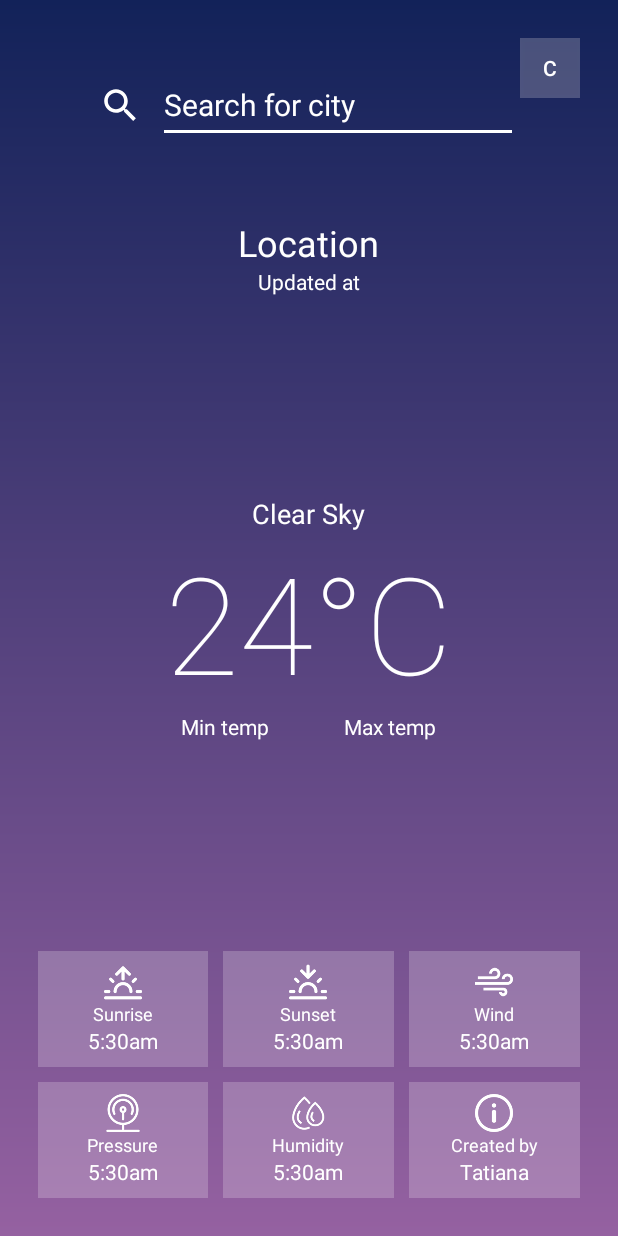
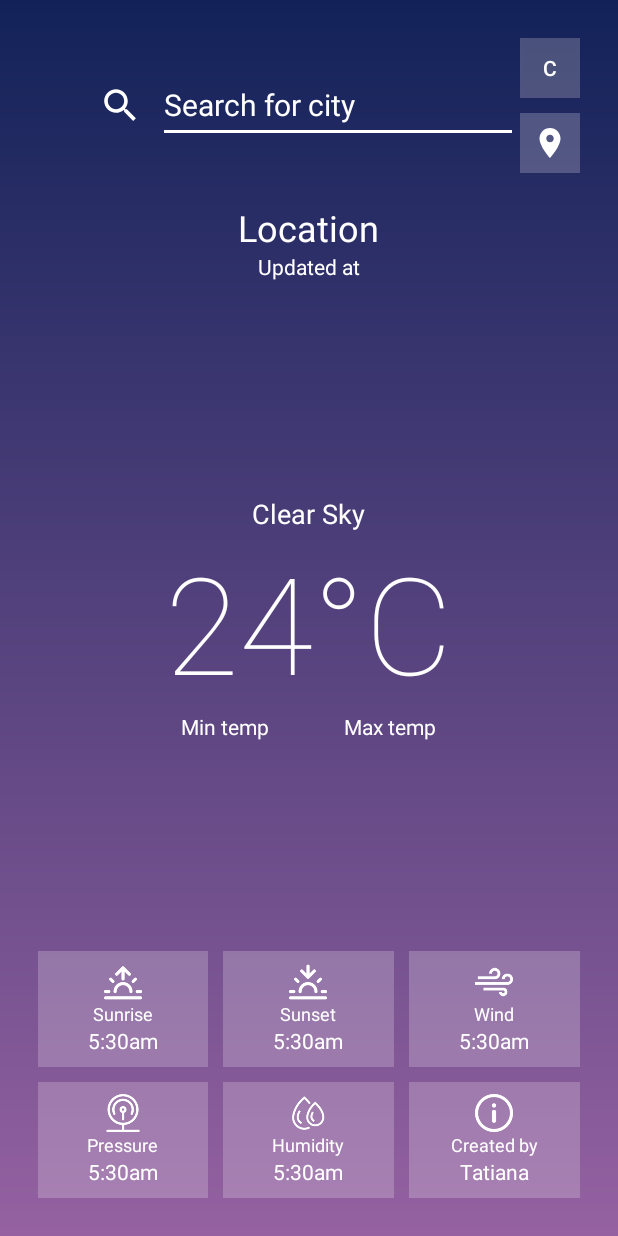
Before and after one commit to tanikala999/WeatherApp, an Android app: the layout activity_main.xml on its own in the app's theme, with its tools: preview values and no code run, on a phone screen of 412 x 824 dp. Run offline under Robolectric (Android 15) with nearby library versions, the phone set to English and light mode, and no system bars.

Commit message:
Added a button to bring the user to a current location weather

```diff
--- a/app/src/main/java/com/example/weatherapp/MainActivity.kt
+++ b/app/src/main/java/com/example/weatherapp/MainActivity.kt
@@ -75,6 +75,12 @@ class MainActivity : AppCompatActivity() {
                 unitsButton.text = "°C"
                 weatherTask().execute()
             }
+        }
+
+        val currentLocationButton = findViewById<ImageButton>(R.id.current_location_button)
+        currentLocationButton.setOnClickListener {
+            isLocationPermissionGranted()
+            weatherTask().execute()
         }
 
         val locationSearch: EditText = findViewById(R.id.location_search)
--- a/app/src/main/res/layout/activity_main.xml
+++ b/app/src/main/res/layout/activity_main.xml
@@ -17,9 +17,9 @@
 
         <RelativeLayout
             android:id="@+id/main_container"
-        android:visibility="visible"
             android:layout_width="match_parent"
-        android:layout_height="match_parent">
+            android:layout_height="match_parent"
+            android:visibility="visible">
 
             <LinearLayout
                 android:id="@+id/address_container"
@@ -32,15 +32,24 @@
                     android:id="@+id/units_button"
                     android:layout_width="40dp"
                     android:layout_height="40dp"
-                android:text="C"
                     android:layout_gravity="end"
-                android:background="#3CF1EBF1"/>
+                    android:background="#3CF1EBF1"
+                    android:text="C" />
+
+                <ImageButton
+                    android:id="@+id/current_location_button"
+                    android:layout_width="40dp"
+                    android:layout_height="40dp"
+                    android:layout_gravity="end"
+                    android:layout_marginTop="10dp"
+                    android:background="#3CF1EBF1"
+                    android:src="@drawable/ic_location" />
 
                 <TextView
                     android:id="@+id/address"
                     android:layout_width="wrap_content"
                     android:layout_height="wrap_content"
-                android:layout_marginTop="80dp"
+                    android:layout_marginTop="20dp"
                     android:text="Location"
                     android:textSize="24sp" />
 
@@ -54,305 +63,288 @@
 
             <LinearLayout
                 android:id="@+id/overview_container"
-            android:orientation="vertical"
+                android:layout_width="match_parent"
+                android:layout_height="wrap_content"
                 android:layout_centerInParent="true"
-            android:layout_width="match_parent"
-            android:layout_height="wrap_content">
+                android:orientation="vertical">
 
                 <TextView
                     android:id="@+id/status"
-                android:textSize="18sp"
+                    android:layout_width="wrap_content"
+                    android:layout_height="wrap_content"
                     android:layout_gravity="center"
                     android:text="Clear Sky"
-                android:layout_width="wrap_content"
-                android:layout_height="wrap_content">
-            </TextView>
+                    android:textSize="18sp" />
 
                 <TextView
                     android:id="@+id/temp"
-                android:textSize="90sp"
+                    android:layout_width="wrap_content"
+                    android:layout_height="wrap_content"
+                    android:layout_gravity="center"
                     android:fontFamily="sans-serif-thin"
-                android:layout_gravity="center"
                     android:text="24&#176;C"
-                android:layout_width="wrap_content"
-                android:layout_height="wrap_content">
-            </TextView>
+                    android:textSize="90sp" />
 
                 <LinearLayout
-                android:orientation="horizontal"
+                    android:layout_width="match_parent"
+                    android:layout_height="wrap_content"
                     android:gravity="center"
-                android:layout_width="match_parent"
-                android:layout_height="wrap_content">
+                    android:orientation="horizontal">
 
                     <TextView
                         android:id="@+id/temp_min"
-                    android:text="Min temp"
                         android:layout_width="wrap_content"
-                    android:layout_height="wrap_content">
-                </TextView>
+                        android:layout_height="wrap_content"
+                        android:text="Min temp"/>
 
                     <Space
                         android:layout_width="50dp"
-                    android:layout_height="wrap_content"></Space>
+                        android:layout_height="wrap_content"/>
 
                     <TextView
                         android:id="@+id/temp_max"
-                    android:text="Max temp"
                         android:layout_width="wrap_content"
-                    android:layout_height="wrap_content">
-                </TextView>
+                        android:layout_height="wrap_content"
+                        android:text="Max temp"/>
                 </LinearLayout>
             </LinearLayout>
 
             <LinearLayout
                 android:id="@+id/details_container"
-            android:orientation="vertical"
+                android:layout_width="match_parent"
+                android:layout_height="wrap_content"
                 android:layout_alignParentBottom="true"
-            android:layout_width="match_parent"
-            android:layout_height="wrap_content">
+                android:orientation="vertical">
 
                 <LinearLayout
+                    android:layout_width="match_parent"
+                    android:layout_height="wrap_content"
                     android:orientation="horizontal"
-                android:weightSum="3"
-                android:layout_width="match_parent"
-                android:layout_height="wrap_content">
+                    android:weightSum="3">
 
                     <LinearLayout
+                        android:layout_width="0dp"
+                        android:layout_height="wrap_content"
+                        android:layout_weight="1"
+                        android:background="#3CF1EBF1"
+                        android:gravity="center"
                         android:orientation="vertical"
-                    android:layout_weight="1"
-                    android:gravity="center"
-                    android:padding="8dp"
-                    android:background="#3CF1EBF1"
-                    android:layout_width="0dp"
-                    android:layout_height="wrap_content">
+                        android:padding="8dp">
 
                         <ImageView
                             android:layout_width="25dp"
                             android:layout_height="25dp"
                             android:src="@drawable/sunrise"
-                        app:tint="#FFF">
-                    </ImageView>
+                            app:tint="#FFF"/>
 
                         <Space
                             android:layout_width="5dp"
-                        android:layout_height="wrap_content"></Space>
+                            android:layout_height="wrap_content"/>
 
                         <TextView
-                        android:textSize="12sp"
+                            android:layout_width="wrap_content"
+                            android:layout_height="wrap_content"
                             android:text="Sunrise"
-                        android:layout_width="wrap_content"
-                        android:layout_height="wrap_content">
-                    </TextView>
+                            android:textSize="12sp"/>
 
                         <TextView
                             android:id="@+id/sunrise"
-                        android:textSize="14sp"
+                            android:layout_width="wrap_content"
+                            android:layout_height="wrap_content"
                             android:text="5:30am"
-                        android:layout_width="wrap_content"
-                        android:layout_height="wrap_content">
-                    </TextView>
+                            android:textSize="14sp"/>
                     </LinearLayout>
+
                     <Space
                         android:layout_width="10dp"
-                    android:layout_height="wrap_content"></Space>
+                        android:layout_height="wrap_content"/>
 
                     <LinearLayout
+                        android:layout_width="0dp"
+                        android:layout_height="wrap_content"
+                        android:layout_weight="1"
+                        android:background="#3CF1EBF1"
+                        android:gravity="center"
                         android:orientation="vertical"
-                    android:layout_weight="1"
-                    android:gravity="center"
-                    android:padding="8dp"
-                    android:background="#3CF1EBF1"
-                    android:layout_width="0dp"
-                    android:layout_height="wrap_content">
+                        android:padding="8dp">
 
                         <ImageView
                             android:layout_width="25dp"
                             android:layout_height="25dp"
                             android:src="@drawable/sunset"
-                        app:tint="#FFF">
-                    </ImageView>
+                            app:tint="#FFF"/>
 
                         <Space
                             android:layout_width="5dp"
-                        android:layout_height="wrap_content"></Space>
+                            android:layout_height="wrap_content"/>
 
                         <TextView
-                        android:textSize="12sp"
+                            android:layout_width="wrap_content"
+                            android:layout_height="wrap_content"
                             android:text="Sunset"
-                        android:layout_width="wrap_content"
-                        android:layout_height="wrap_content">
-                    </TextView>
+                            android:textSize="12sp"/>
 
                         <TextView
                             android:id="@+id/sunset"
-                        android:textSize="14sp"
+                            android:layout_width="wrap_content"
+                            android:layout_height="wrap_content"
                             android:text="5:30am"
-                        android:layout_width="wrap_content"
-                        android:layout_height="wrap_content">
-                    </TextView>
+                            android:textSize="14sp"/>
                     </LinearLayout>
+
                     <Space
                         android:layout_width="10dp"
-                    android:layout_height="wrap_content"></Space>
+                        android:layout_height="wrap_content"/>
 
                     <LinearLayout
+                        android:layout_width="0dp"
+                        android:layout_height="wrap_content"
+                        android:layout_weight="1"
+                        android:background="#3CF1EBF1"
+                        android:gravity="center"
                         android:orientation="vertical"
-                    android:layout_weight="1"
-                    android:gravity="center"
-                    android:padding="8dp"
-                    android:background="#3CF1EBF1"
-                    android:layout_width="0dp"
-                    android:layout_height="wrap_content">
+                        android:padding="8dp">
 
                         <ImageView
                             android:layout_width="25dp"
                             android:layout_height="25dp"
                             android:src="@drawable/wind"
-                        app:tint="#FFF">
-                    </ImageView>
+                            app:tint="#FFF"/>
 
                         <Space
                             android:layout_width="5dp"
-                        android:layout_height="wrap_content"></Space>
+                            android:layout_height="wrap_content"/>
 
                         <TextView
-                        android:textSize="12sp"
+                            android:layout_width="wrap_content"
+                            android:layout_height="wrap_content"
                             android:text="Wind"
-                        android:layout_width="wrap_content"
-                        android:layout_height="wrap_content">
-                    </TextView>
+                            android:textSize="12sp"/>
 
                         <TextView
                             android:id="@+id/wind"
-                        android:textSize="14sp"
+                            android:layout_width="wrap_content"
+                            android:layout_height="wrap_content"
                             android:text="5:30am"
-                        android:layout_width="wrap_content"
-                        android:layout_height="wrap_content">
-                    </TextView>
+                            android:textSize="14sp"/>
                     </LinearLayout>
                 </LinearLayout>
+
                 <Space
                     android:layout_width="wrap_content"
-                android:layout_height="10dp"></Space>
+                    android:layout_height="10dp"/>
 
                 <LinearLayout
+                    android:layout_width="match_parent"
+                    android:layout_height="wrap_content"
                     android:orientation="horizontal"
-                android:weightSum="3"
-                android:layout_width="match_parent"
-                android:layout_height="wrap_content">
+                    android:weightSum="3">
 
                     <LinearLayout
+                        android:layout_width="0dp"
+                        android:layout_height="wrap_content"
+                        android:layout_weight="1"
+                        android:background="#3CF1EBF1"
+                        android:gravity="center"
                         android:orientation="vertical"
-                    android:layout_weight="1"
-                    android:gravity="center"
-                    android:padding="8dp"
-                    android:background="#3CF1EBF1"
-                    android:layout_width="0dp"
-                    android:layout_height="wrap_content">
+                        android:padding="8dp">
 
                         <ImageView
                             android:layout_width="25dp"
                             android:layout_height="25dp"
                             android:src="@drawable/pressure"
-                        app:tint="#FFF">
-                    </ImageView>
+                            app:tint="#FFF" />
 
                         <Space
                             android:layout_width="5dp"
-                        android:layout_height="wrap_content"></Space>
+                            android:layout_height="wrap_content" />
 
                         <TextView
-                        android:textSize="12sp"
+                            android:layout_width="wrap_content"
+                            android:layout_height="wrap_content"
                             android:text="Pressure"
-                        android:layout_width="wrap_content"
-                        android:layout_height="wrap_content">
-                    </TextView>
+                            android:textSize="12sp" />
 
                         <TextView
                             android:id="@+id/pressure"
-                        android:textSize="14sp"
+                            android:layout_width="wrap_content"
+                            android:layout_height="wrap_content"
                             android:text="5:30am"
-                        android:layout_width="wrap_content"
-                        android:layout_height="wrap_content">
-                    </TextView>
+                            android:textSize="14sp" />
                     </LinearLayout>
+
                     <Space
                         android:layout_width="10dp"
-                    android:layout_height="wrap_content"></Space>
+                        android:layout_height="wrap_content" />
 
                     <LinearLayout
+                        android:layout_width="0dp"
+                        android:layout_height="wrap_content"
+                        android:layout_weight="1"
+                        android:background="#3CF1EBF1"
+                        android:gravity="center"
                         android:orientation="vertical"
-                    android:layout_weight="1"
-                    android:gravity="center"
-                    android:padding="8dp"
-                    android:background="#3CF1EBF1"
-                    android:layout_width="0dp"
-                    android:layout_height="wrap_content">
+                        android:padding="8dp">
 
                         <ImageView
                             android:layout_width="25dp"
                             android:layout_height="25dp"
                             android:src="@drawable/humidity"
-                        app:tint="#FFF">
-                    </ImageView>
+                            app:tint="#FFF" />
 
                         <Space
                             android:layout_width="5dp"
-                        android:layout_height="wrap_content"></Space>
+                            android:layout_height="wrap_content" />
 
                         <TextView
-                        android:textSize="12sp"
+                            android:layout_width="wrap_content"
+                            android:layout_height="wrap_content"
                             android:text="Humidity"
-                        android:layout_width="wrap_content"
-                        android:layout_height="wrap_content">
-                    </TextView>
+                            android:textSize="12sp" />
 
                         <TextView
                             android:id="@+id/humidity"
-                        android:textSize="14sp"
+                            android:layout_width="wrap_content"
+                            android:layout_height="wrap_content"
                             android:text="5:30am"
-                        android:layout_width="wrap_content"
-                        android:layout_height="wrap_content">
-                    </TextView>
+                            android:textSize="14sp" />
                     </LinearLayout>
+
                     <Space
                         android:layout_width="10dp"
-                    android:layout_height="wrap_content"></Space>
+                        android:layout_height="wrap_content" />
 
                     <LinearLayout
+                        android:layout_width="0dp"
+                        android:layout_height="wrap_content"
+                        android:layout_weight="1"
+                        android:background="#3CF1EBF1"
+                        android:gravity="center"
                         android:orientation="vertical"
-                    android:layout_weight="1"
-                    android:gravity="center"
-                    android:padding="8dp"
-                    android:background="#3CF1EBF1"
-                    android:layout_width="0dp"
-                    android:layout_height="wrap_content">
+                        android:padding="8dp">
 
                         <ImageView
                             android:layout_width="25dp"
                             android:layout_height="25dp"
                             android:src="@drawable/info"
-                        app:tint="#FFF">
-                    </ImageView>
+                            app:tint="#FFF" />
 
                         <Space
                             android:layout_width="5dp"
-                        android:layout_height="wrap_content"></Space>
+                            android:layout_height="wrap_content" />
 
                         <TextView
-                        android:textSize="12sp"
+                            android:layout_width="wrap_content"
+                            android:layout_height="wrap_content"
                             android:text="Created by"
-                        android:layout_width="wrap_content"
-                        android:layout_height="wrap_content">
-                    </TextView>
+                            android:textSize="12sp" />
 
                         <TextView
                             android:id="@+id/info"
-                        android:textSize="14sp"
+                            android:layout_width="wrap_content"
+                            android:layout_height="wrap_content"
                             android:text="Tatiana"
-                        android:layout_width="wrap_content"
-                        android:layout_height="wrap_content">
-                    </TextView>
+                            android:textSize="14sp" />
                     </LinearLayout>
                 </LinearLayout>
             </LinearLayout>
```
Lines whose indentation alone changed are shown as unchanged.
